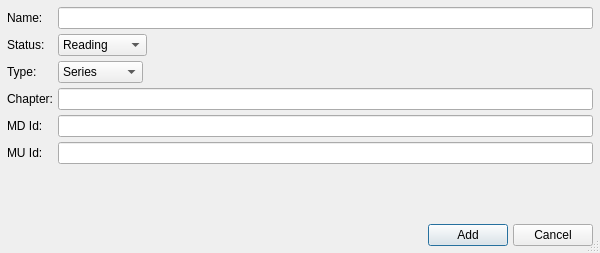
First picture: the form in Tracker-lib/src/UI/AddWorkDialog/AddWorkDialog.ui, repository NikolaRoev/Tracker, before the edit.
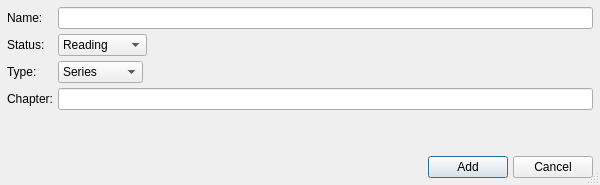
Second picture: the form after the edit.

```diff
--- a/Tracker-lib/src/UI/AddWorkDialog/AddWorkDialog.ui
+++ b/Tracker-lib/src/UI/AddWorkDialog/AddWorkDialog.ui
@@ -7,7 +7,7 @@
     <x>0</x>
     <y>0</y>
     <width>600</width>
-    <height>253</height>
+    <height>185</height>
    </rect>
   </property>
   <property name="windowTitle">
@@ -113,26 +113,6 @@
      <item row="3" column="1">
       <widget class="QLineEdit" name="chapterLineEdit"/>
      </item>
-     <item row="4" column="0">
-      <widget class="QLabel" name="label_4">
-       <property name="text">
-        <string>MD Id:</string>
-       </property>
-      </widget>
-     </item>
-     <item row="4" column="1">
-      <widget class="QLineEdit" name="mdLineEdit"/>
-     </item>
-     <item row="5" column="0">
-      <widget class="QLabel" name="label_6">
-       <property name="text">
-        <string>MU Id:</string>
-       </property>
-      </widget>
-     </item>
-     <item row="5" column="1">
-      <widget class="QLineEdit" name="muLineEdit"/>
-     </item>
     </layout>
    </item>
    <item>
```
